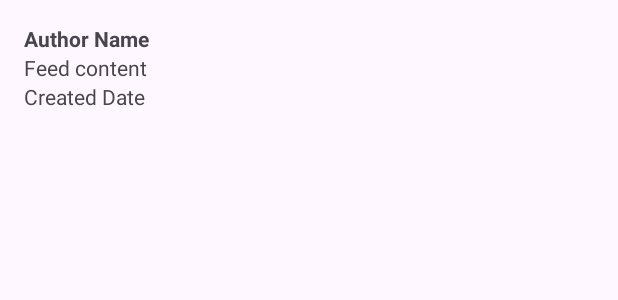
After one commit to CMC-16th-TeamU/MZ_Gen-s_Regret_Android, an Android app: the layout feed_item_layout.xml on its own in the app's theme, with its tools: preview values and no code run, on a phone screen of 412 x 824 dp. The commit adds this screen. Shown: the top 300 px of the screen. Run offline under Robolectric (Android 15) with nearby library versions, the phone set to English and light mode, and no system bars.

Commit message:
feat : 피드 RecyclerView 구현

```diff
--- /dev/null
+++ b/app/src/main/res/layout/feed_item_layout.xml
@@ -0,0 +1,29 @@
+<?xml version="1.0" encoding="utf-8"?>
+<LinearLayout xmlns:android="http://schemas.android.com/apk/res/android"
+    android:layout_width="match_parent"
+    android:layout_height="wrap_content"
+    android:orientation="vertical"
+    android:padding="16dp">
+
+    <TextView
+        android:id="@+id/authorTextView"
+        android:layout_width="match_parent"
+        android:layout_height="wrap_content"
+        android:text="Author Name"
+        android:textStyle="bold" />
+
+    <TextView
+        android:id="@+id/contentTextView"
+        android:layout_width="match_parent"
+        android:layout_height="wrap_content"
+        android:maxLines="2"
+        android:ellipsize="end"
+        android:text="Feed content" />
+
+    <TextView
+        android:id="@+id/createdDateTextView"
+        android:layout_width="match_parent"
+        android:layout_height="wrap_content"
+        android:text="Created Date" />
+
+</LinearLayout>
```
Also changed, not shown: app/src/main/java/com/cmc/regret_aos/FeedAdapter.kt (added, +45 -0 lines), app/src/main/java/com/cmc/regret_aos/FeedData.kt (added, +9 -0 lines), app/src/main/java/com/cmc/regret_aos/FeedDataSource.kt (added, +61 -0 lines), app/src/main/java/com/cmc/regret_aos/FeedViewModel.kt (added, +20 -0 lines), app/src/main/java/com/cmc/regret_aos/RetrospectFragment.kt (+45 -33 lines), app/src/main/res/layout/fragment_retrospect.xml (+33 -3 lines).
